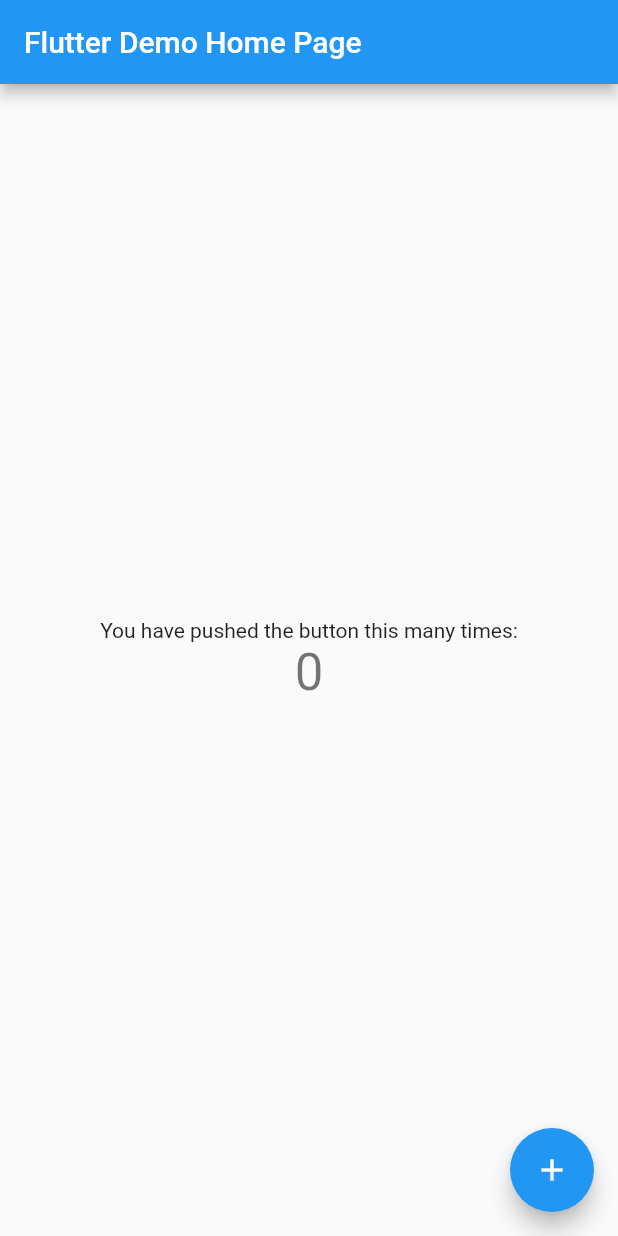
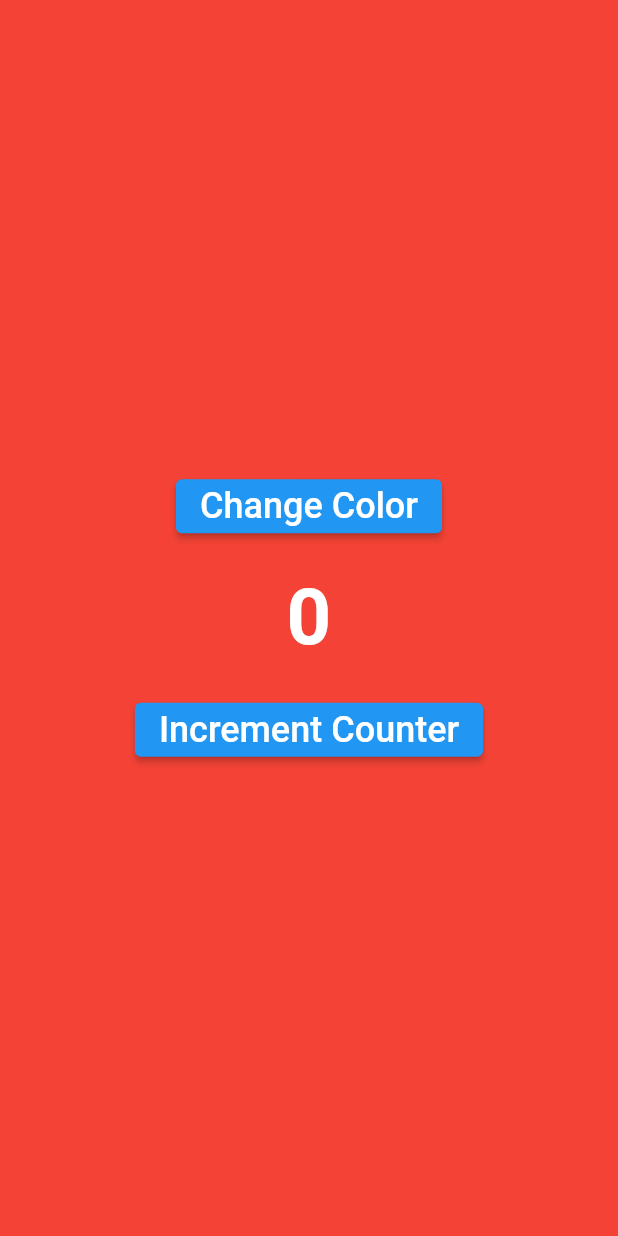
Before and after one commit to defNumb/cubit2cubit, a Flutter app: the screen it shows after launch, on a phone screen of 412 x 824 dp. Run offline on Flutter 3.47's test engine with Material 2 defaults, Android fonts, the phone set to English and light mode, and no system bars; our stand-ins replace bloc, equatable, flutter_bloc.

```diff
--- /dev/null
+++ b/lib/cubits/color/color_cubit.dart
@@ -0,0 +1,21 @@
+import 'package:bloc/bloc.dart';
+import 'package:equatable/equatable.dart';
+import 'package:flutter/material.dart';
+
+part 'color_state.dart';
+
+class ColorCubit extends Cubit<ColorState> {
+  ColorCubit() : super(ColorState.initial());
+
+  void changeColor() {
+    if (state.color == Colors.red) {
+      emit(state.copyWith(color: Colors.green));
+    } else if (state.color == Colors.green) {
+      emit(state.copyWith(color: Colors.blue));
+    } else if (state.color == Colors.blue) {
+      emit(state.copyWith(color: Colors.black));
+    } else if (state.color == Colors.black) {
+      emit(state.copyWith(color: Colors.red));
+    }
+  }
+}
--- /dev/null
+++ b/lib/cubits/color/color_state.dart
@@ -0,0 +1,29 @@
+// ignore_for_file: public_member_api_docs, sort_constructors_first
+part of 'color_cubit.dart';
+
+class ColorState extends Equatable {
+  // Declaring the varialbe that will set the initial state
+  final Color color;
+  // Generating constructors
+  ColorState({
+    required this.color,
+  });
+  // Creating Factory constructor that initializes the variable to red
+  factory ColorState.initial() {
+    return ColorState(color: Colors.red);
+  }
+  // EQUATABLE
+  @override
+  List<Object> get props => [color];
+  // To string
+  @override
+  String toString() => 'ColorState(color: $color)';
+  // copyWith
+  ColorState copyWith({
+    Color? color,
+  }) {
+    return ColorState(
+      color: color ?? this.color,
+    );
+  }
+}
--- /dev/null
+++ b/lib/cubits/counter/counter_cubit.dart
@@ -0,0 +1,42 @@
+import 'dart:async';
+import 'package:bloc/bloc.dart';
+import 'package:cubit2cubit/cubits/color/color_cubit.dart';
+import 'package:equatable/equatable.dart';
+import 'package:flutter/material.dart';
+
+part 'counter_state.dart';
+
+class CounterCubit extends Cubit<CounterState> {
+  int incrementSize = 1;
+  final ColorCubit colorCubit;
+  late final StreamSubscription colorSubscription;
+
+  CounterCubit({
+    required this.colorCubit,
+  }) : super(CounterState.initial()) {
+    colorSubscription = colorCubit.stream.listen(
+      (ColorState colorState) {
+        if (colorState.color == Colors.red) {
+          incrementSize = 1;
+        } else if (colorState.color == Colors.green) {
+          incrementSize = 10;
+        } else if (colorState.color == Colors.blue) {
+          incrementSize = 100;
+        } else if (colorState.color == Colors.black) {
+          emit(state.copyWith(counter: state.counter - 100));
+          incrementSize = -100;
+        }
+      },
+    );
+  }
+
+  void changeCounter() {
+    emit(state.copyWith(counter: state.counter + incrementSize));
+  }
+
+  @override
+  Future<void> close() {
+    colorSubscription.cancel();
+    return super.close();
+  }
+}
--- /dev/null
+++ b/lib/cubits/counter/counter_state.dart
@@ -0,0 +1,28 @@
+// ignore_for_file: public_member_api_docs, sort_constructors_first
+part of 'counter_cubit.dart';
+
+class CounterState extends Equatable {
+  // Declaring the
+  final int counter;
+  CounterState({
+    required this.counter,
+  });
+
+  factory CounterState.initial() {
+    return CounterState(counter: 0);
+  }
+
+  @override
+  List<Object> get props => [counter];
+
+  @override
+  String toString() => 'CounterSTate(counter:$counter)';
+
+  CounterState copyWith({
+    int? counter,
+  }) {
+    return CounterState(
+      counter: counter ?? this.counter,
+    );
+  }
+}
--- a/lib/main.dart
+++ b/lib/main.dart
@@ -1,4 +1,8 @@
 import 'package:flutter/material.dart';
+import 'package:flutter_bloc/flutter_bloc.dart';
+
+import 'cubits/color/color_cubit.dart';
+import 'cubits/counter/counter_cubit.dart';
 
 void main() {
   runApp(const MyApp());
@@ -10,57 +14,71 @@ class MyApp extends StatelessWidget {
   // This widget is the root of your application.
   @override
   Widget build(BuildContext context) {
-    return MaterialApp(
-      title: 'Flutter Demo',
-      theme: ThemeData(
-        primarySwatch: Colors.blue,
+    return MultiBlocProvider(
+      providers: [
+        BlocProvider<ColorCubit>(
+          create: (context) => ColorCubit(),
+        ),
+        BlocProvider<CounterCubit>(
+          create: (context) => CounterCubit(
+            colorCubit: context.read<ColorCubit>(),
+          ),
+        ),
+      ],
+      child: MaterialApp(
+        title: 'Flutter Demo',
+        theme: ThemeData(
+          primarySwatch: Colors.blue,
+        ),
+        home: MyHomePage(),
       ),
-      home: const MyHomePage(title: 'Flutter Demo Home Page'),
     );
   }
 }
 
-class MyHomePage extends StatefulWidget {
-  const MyHomePage({super.key, required this.title});
-  final String title;
-
-  @override
-  State<MyHomePage> createState() => _MyHomePageState();
-}
-
-class _MyHomePageState extends State<MyHomePage> {
-  int _counter = 0;
-
-  void _incrementCounter() {
-    setState(() {
-      _counter++;
-    });
-  }
+class MyHomePage extends StatelessWidget {
+  const MyHomePage({super.key});
 
   @override
   Widget build(BuildContext context) {
     return Scaffold(
-      appBar: AppBar(
-        title: Text(widget.title),
-      ),
+      backgroundColor: context.watch<ColorCubit>().state.color,
       body: Center(
         child: Column(
           mainAxisAlignment: MainAxisAlignment.center,
-          children: <Widget>[
-            const Text(
-              'You have pushed the button this many times:',
+          children: [
+            ElevatedButton(
+              onPressed: () {
+                context.read<ColorCubit>().changeColor();
+              },
+              child: Text(
+                'Change Color',
+                style: TextStyle(fontSize: 24.0),
+              ),
             ),
+            SizedBox(height: 20.0),
             Text(
-              '$_counter',
-              style: Theme.of(context).textTheme.headline4,
+              '${context.watch<CounterCubit>().state.counter}',
+              style: TextStyle(
+                fontSize: 52.0,
+                fontWeight: FontWeight.bold,
+                color: Colors.white,
+              ),
             ),
+            SizedBox(height: 20.0),
+            ElevatedButton(
+              onPressed: () {
+                context.read<CounterCubit>().changeCounter();
+              },
+              child: Text(
+                'Increment Counter',
+                style: TextStyle(
+                  fontSize: 24.0,
+                ),
+              ),
+            )
           ],
         ),
-      ),
-      floatingActionButton: FloatingActionButton(
-        onPressed: _incrementCounter,
-        tooltip: 'Increment',
-        child: const Icon(Icons.add),
       ), // This trailing comma makes auto-formatting nicer for build methods.
     );
   }
--- a/pubspec.yaml
+++ b/pubspec.yaml
@@ -12,6 +12,8 @@ dependencies:
   flutter:
     sdk: flutter
   cupertino_icons: ^1.0.2
+  flutter_bloc: ^8.1.1
+  equatable: ^2.0.5
 
 dev_dependencies:
   flutter_test:
```
Also changed, not shown: pubspec.lock.
